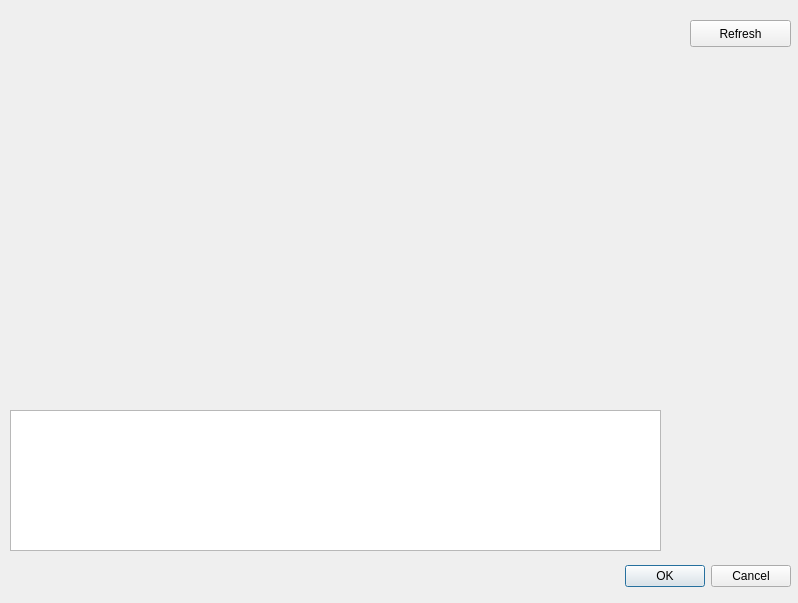
First picture: the form in client/RaspiCamClient/dlgrecord.ui, repository tlhc/RaspiCam, before the edit.
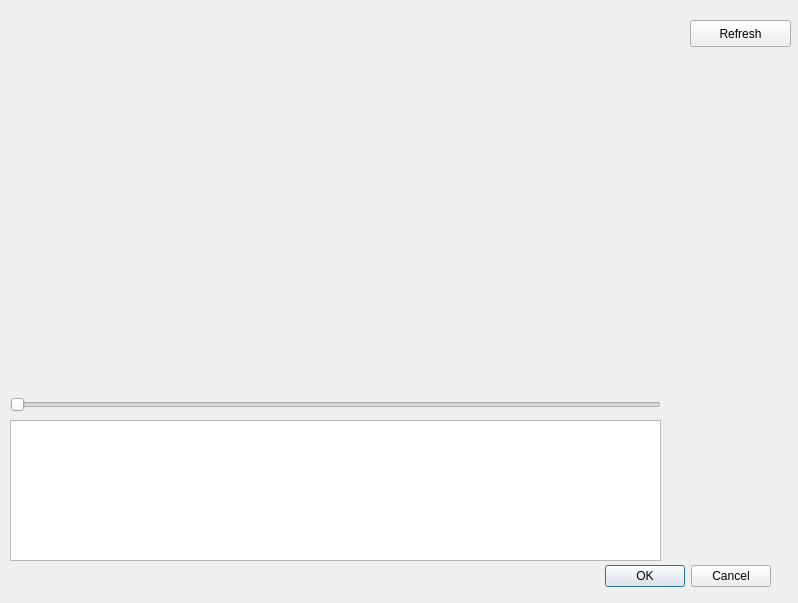
Second picture: the form after the edit.

Commit message: add rec video play process indicator (client)

```diff
--- a/client/RaspiCamClient/dlgrecord.ui
+++ b/client/RaspiCamClient/dlgrecord.ui
@@ -16,7 +16,7 @@
   <widget class="QDialogButtonBox" name="btn_acc_reject">
    <property name="geometry">
     <rect>
-     <x>450</x>
+     <x>430</x>
      <y>560</y>
      <width>341</width>
      <height>32</height>
@@ -33,7 +33,7 @@
    <property name="geometry">
     <rect>
      <x>10</x>
-     <y>410</y>
+     <y>420</y>
      <width>651</width>
      <height>141</height>
     </rect>
@@ -62,6 +62,19 @@
     </rect>
    </property>
   </widget>
+  <widget class="QSlider" name="video_silder">
+   <property name="geometry">
+    <rect>
+     <x>10</x>
+     <y>390</y>
+     <width>651</width>
+     <height>29</height>
+    </rect>
+   </property>
+   <property name="orientation">
+    <enum>Qt::Horizontal</enum>
+   </property>
+  </widget>
  </widget>
  <resources/>
  <connections>
```
The commit also changes 4 other files.
